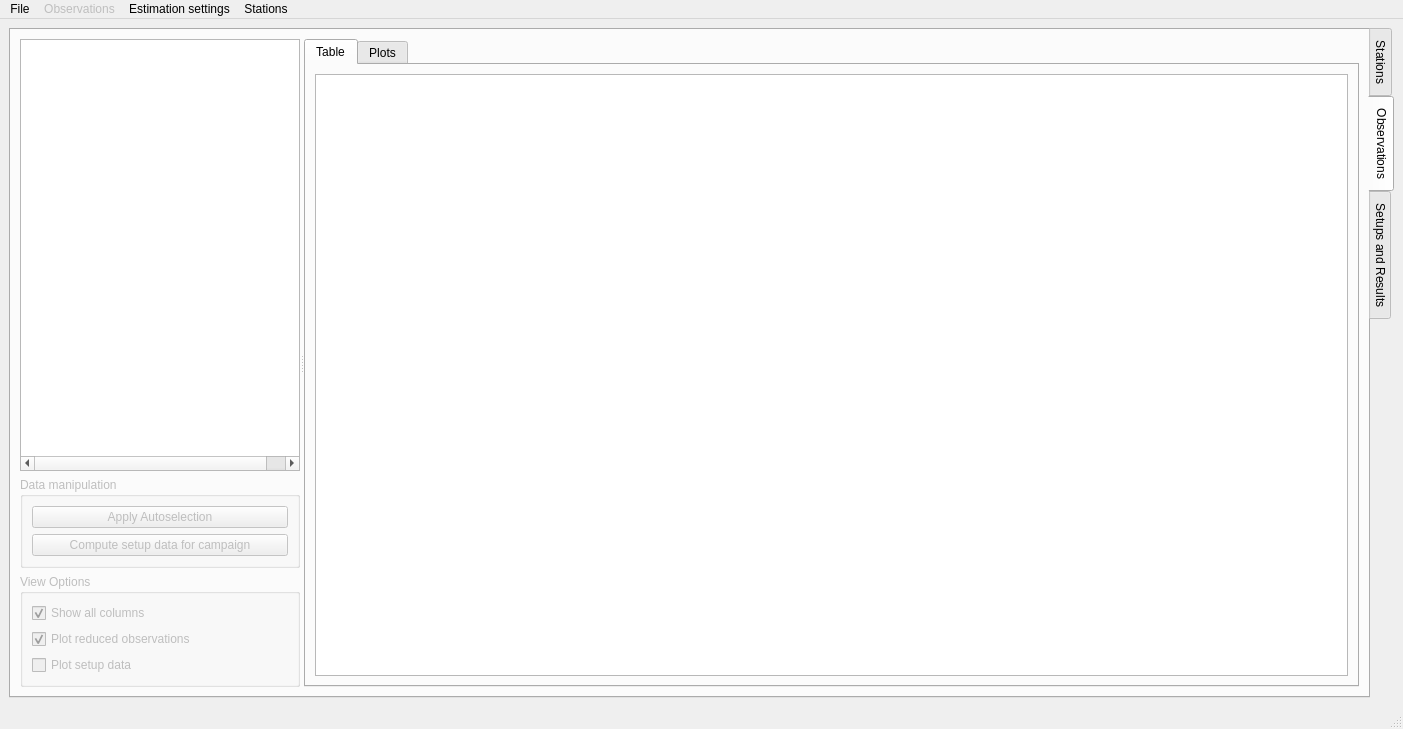
Before: the Qt Designer form gravtools/gui/MainWindow.ui in ahellers/GravTools, drawn with Qt 5.
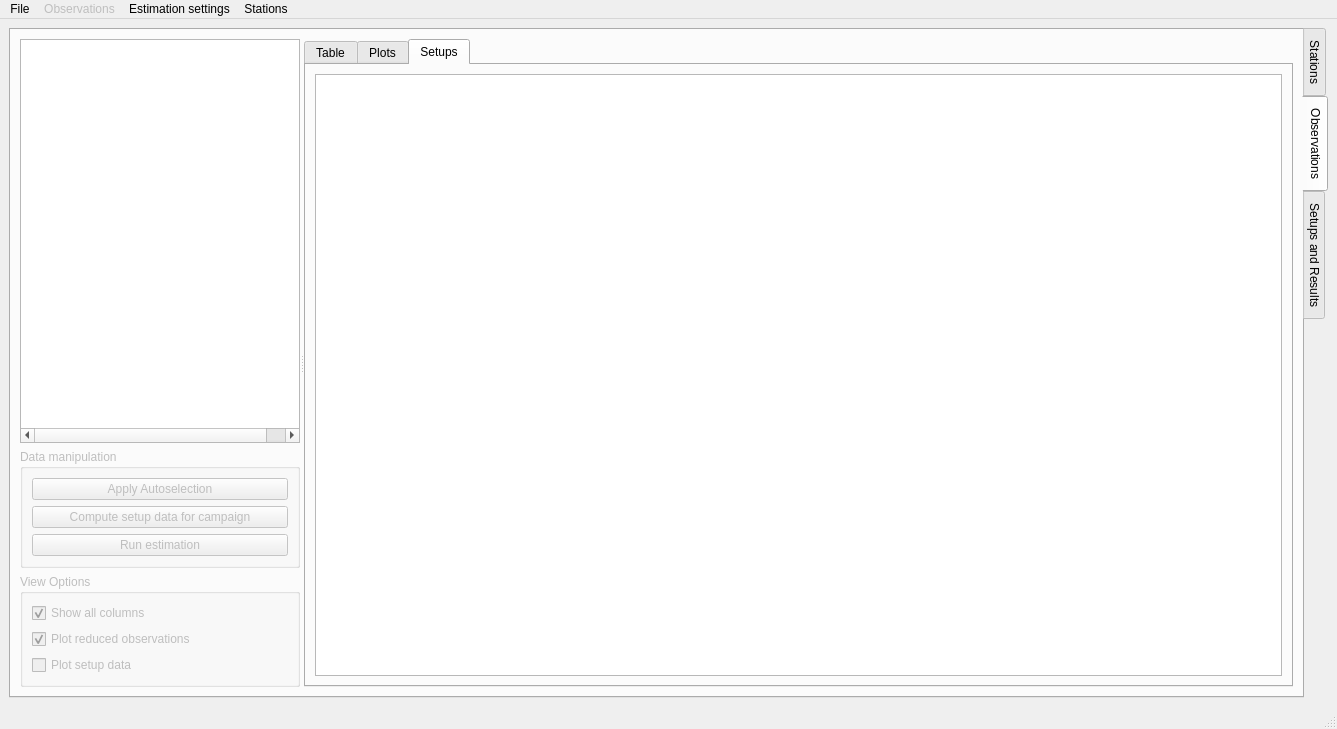
After: the same form once the commit is applied. The open tabs and pages were chosen to show the change. Custom widgets are drawn as their Qt base class.

Commit message: Added estimation settings dialog to GUI and implemented handling of LSM runs in the Campaign class. LSM adjustment can be invoked from the observations GUI.

The edit to the form file:
```diff
--- a/gravtools/gui/MainWindow.ui
+++ b/gravtools/gui/MainWindow.ui
@@ -6,7 +6,7 @@
    <rect>
     <x>0</x>
     <y>0</y>
-    <width>1403</width>
+    <width>1337</width>
     <height>729</height>
    </rect>
   </property>
@@ -231,6 +231,16 @@
                  </property>
                 </widget>
                </item>
+               <item>
+                <widget class="QPushButton" name="pushButton_obs_run_estimation">
+                 <property name="toolTip">
+                  <string>Run parameter estimation according to the estimation settings.</string>
+                 </property>
+                 <property name="text">
+                  <string>Run estimation</string>
+                 </property>
+                </widget>
+               </item>
               </layout>
              </widget>
             </item>
@@ -311,6 +321,16 @@
              </item>
             </layout>
            </widget>
+           <widget class="QWidget" name="tab_observations_setups">
+            <attribute name="title">
+             <string>Setups</string>
+            </attribute>
+            <layout class="QVBoxLayout" name="verticalLayout_11">
+             <item>
+              <widget class="QTableView" name="tableView_observations_setups"/>
+             </item>
+            </layout>
+           </widget>
           </widget>
          </widget>
         </item>
@@ -397,7 +417,7 @@
     <rect>
      <x>0</x>
      <y>0</y>
-     <width>1403</width>
+     <width>1337</width>
      <height>22</height>
     </rect>
    </property>
```
Left out of the diff: 16 changed lines with no effect on the pictures. The commit also changes 8 other files.
